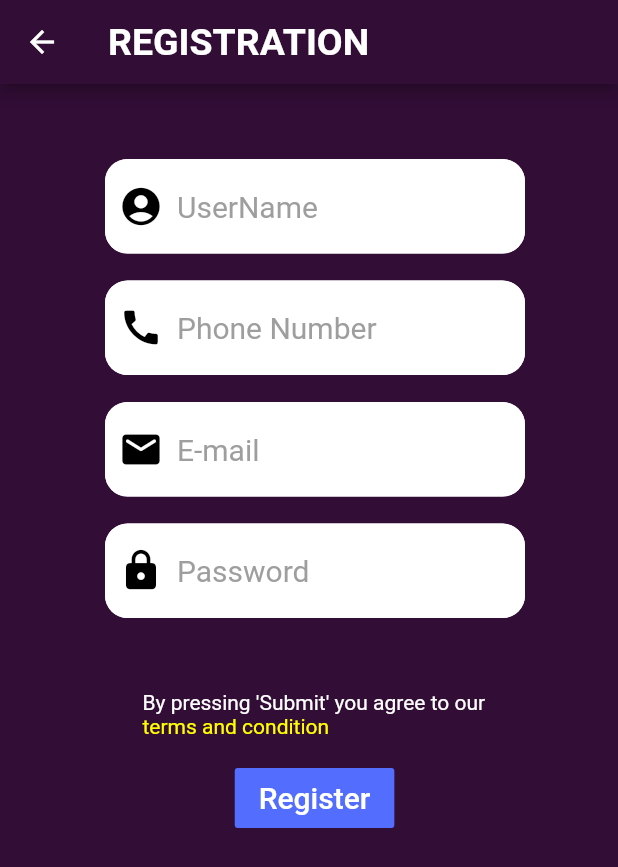
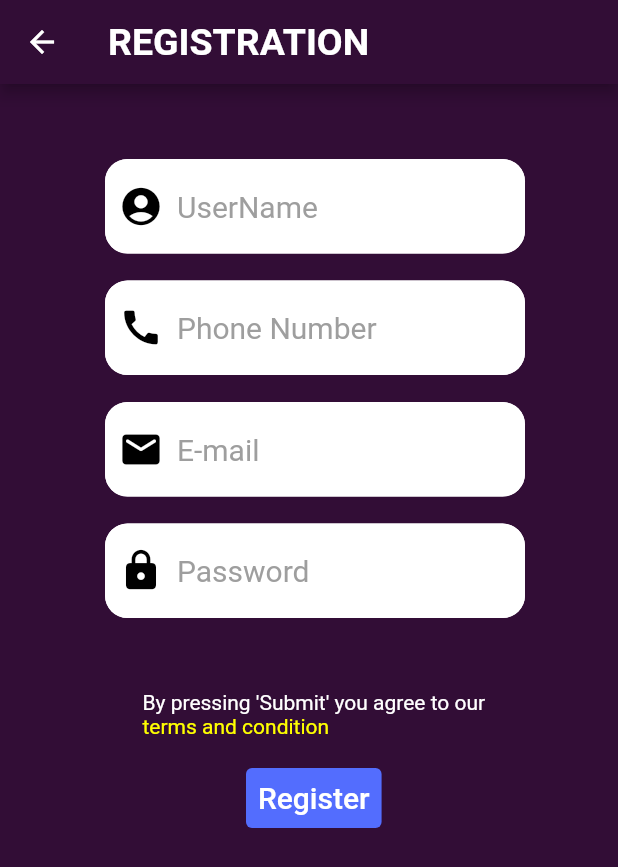
Before and after one commit to Saugat-Maharjan7/Smart-Travel-Planning, a Flutter app: the screen it shows after launch, after a tap on "Register", on a phone screen of 412 x 824 dp. Shown: the top 867 px of the screen. Run offline on Flutter 3.47's test engine with Material 2 defaults, Android fonts, the phone set to English and light mode, and no system bars; our stand-ins replace flutter_signin_button.

Commit message:
Smart-Travel-Planning-App(changes)

```diff
--- a/lib/login_page.dart
+++ b/lib/login_page.dart
@@ -204,11 +204,11 @@ class _LoginPageState extends State<LoginPage> {
                     height: 5,
                   ),
                   Container(
-                    width: 120,
+                    width: 116,
                     height: 40,
                     child: Row(
                       children: <Widget>[
-                        RaisedButton.icon(
+                        TextButton.icon(
                           onPressed: () {
                             print(email);
                             print(password);
@@ -226,11 +226,13 @@ class _LoginPageState extends State<LoginPage> {
                               fontSize: 20.0,
                             ),
                           ),
-                          color: Colors.indigoAccent,
-                          textColor: Colors.black,
+                          style: TextButton.styleFrom(
+                            backgroundColor: Colors.indigoAccent,
+                            // textColor: Colors.black,
                             shape: RoundedRectangleBorder(
                               borderRadius:
                                   BorderRadius.all(Radius.circular(15.0)),
+                            ),
                           ),
                         ),
                       ],
@@ -244,7 +246,7 @@ class _LoginPageState extends State<LoginPage> {
                     padding: EdgeInsets.all(2.0),
                     child: Row(
                       children: <Widget>[
-                        RaisedButton.icon(
+                        TextButton.icon(
                           onPressed: () {
                             print('Logged-in with fingerprint');
                             Navigator.pushNamed(context, HomePage.id);
@@ -261,11 +263,12 @@ class _LoginPageState extends State<LoginPage> {
                               fontSize: 13.0,
                             ),
                           ),
-                          color: Colors.transparent,
-                          textColor: Colors.white,
+                          style: TextButton.styleFrom(
+                            backgroundColor: Colors.transparent,
                             shape: RoundedRectangleBorder(
                               borderRadius:
                                   BorderRadius.all(Radius.circular(15.0)),
+                            ),
                           ),
                         ),
                       ],
@@ -279,11 +282,11 @@ class _LoginPageState extends State<LoginPage> {
                     ),
                   ),
                   Container(
-                    width: 107,
+                    width: 92,
                     height: 40,
                     child: Row(
                       children: <Widget>[
-                        FlatButton(
+                        TextButton(
                           onPressed: () {
                             print('Register a new Account?');
                             Navigator.pushNamed(context, RegisterPage.id);
@@ -297,8 +300,10 @@ class _LoginPageState extends State<LoginPage> {
                               ),
                             ),
                           ),
-                          color: Colors.indigoAccent,
-                          textColor: Colors.black,
+                          style: TextButton.styleFrom(
+                            backgroundColor: Colors.indigoAccent,
+                            // textColor: Colors.black,
+                          ),
                         ),
                       ],
                     ),
--- a/lib/register_page.dart
+++ b/lib/register_page.dart
@@ -1,8 +1,18 @@
 import 'package:flutter/material.dart';
 import 'textfield_register.dart';
 
-class RegisterPage extends StatelessWidget {
+class RegisterPage extends StatefulWidget {
   static const String id = 'register_page';
+  @override
+  _RegisterPageState createState() => _RegisterPageState();
+}
+
+class _RegisterPageState extends State<RegisterPage> {
+  String userName;
+  String phoneNumber;
+  String email;
+  String password;
+
   @override
   Widget build(BuildContext context) {
     return Scaffold(
@@ -72,12 +82,16 @@ class RegisterPage extends StatelessWidget {
                   height: 20,
                 ),
                 Container(
-                  width: 107,
+                  width: 92,
                   height: 40,
                   child: Row(
                     children: <Widget>[
-                      FlatButton(
+                      TextButton(
                         onPressed: () {
+                          print(userName);
+                          print(phoneNumber);
+                          print(email);
+                          print(password);
                           print('New account registered successfully.');
                           Navigator.pop(
                             context,
@@ -97,8 +111,9 @@ class RegisterPage extends StatelessWidget {
                             ),
                           ),
                         ),
-                        color: Colors.indigoAccent,
-                        textColor: Colors.black,
+                        style: TextButton.styleFrom(
+                          backgroundColor: Colors.indigoAccent,
+                        ),
                       ),
                     ],
                   ),
--- a/lib/textfield_register.dart
+++ b/lib/textfield_register.dart
@@ -36,8 +36,8 @@ Widget buildTextField(
           color: Colors.grey,
         ),
       ),
-      onChanged: (name) {
-        print(name);
+      onChanged: (value) {
+        print(value);
       },
     ),
   );
@@ -77,8 +77,8 @@ Widget buildPhoneField(IconData icon, String hintText, bool isNumber) {
           color: Colors.grey,
         ),
       ),
-      onChanged: (name) {
-        print(name);
+      onChanged: (value) {
+        print(value);
       },
     ),
   );
```
Lines whose indentation alone changed are shown as unchanged.
